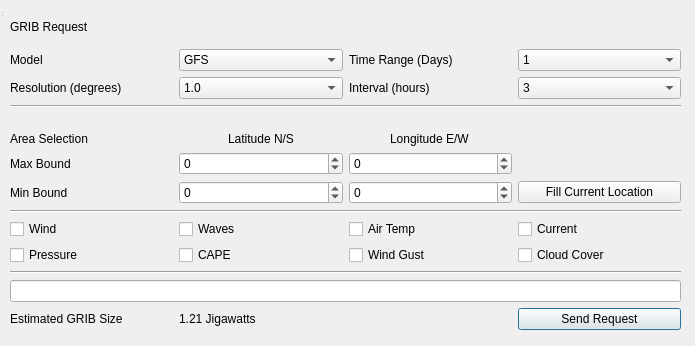
Old version of the form gribReq.ui in the repository SwarmSailor/SSPythonGUI.
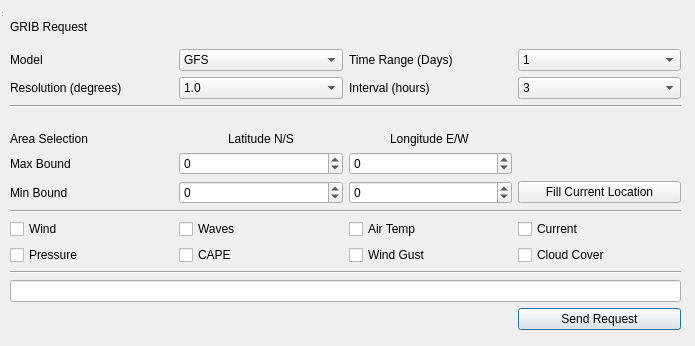
New version of the form.

Commit message:
Remove GRIB size estimate
This feature needs more work

The edit to the form file:
```diff
--- a/gribReq.ui
+++ b/gribReq.ui
@@ -248,16 +248,6 @@
        </property>
       </widget>
      </item>
-     <item row="12" column="1">
-      <widget class="QLabel" name="data_Size_estimate">
-       <property name="toolTip">
-        <string>Please submit feedback</string>
-       </property>
-       <property name="text">
-        <string>1.21 Jigawatts</string>
-       </property>
-      </widget>
-     </item>
      <item row="6" column="1">
       <widget class="QSpinBox" name="spinBox_Lat_Min">
        <property name="minimum">
@@ -275,16 +265,6 @@
        </property>
       </widget>
      </item>
-     <item row="12" column="0">
-      <widget class="QLabel" name="label_SizeEST">
-       <property name="toolTip">
-        <string>Please submit feedback</string>
-       </property>
-       <property name="text">
-        <string>Estimated GRIB Size</string>
-       </property>
-      </widget>
-     </item>
      <item row="2" column="2">
       <widget class="QLabel" name="label_Time">
        <property name="text">
```
The commit also changes 1 other file.
